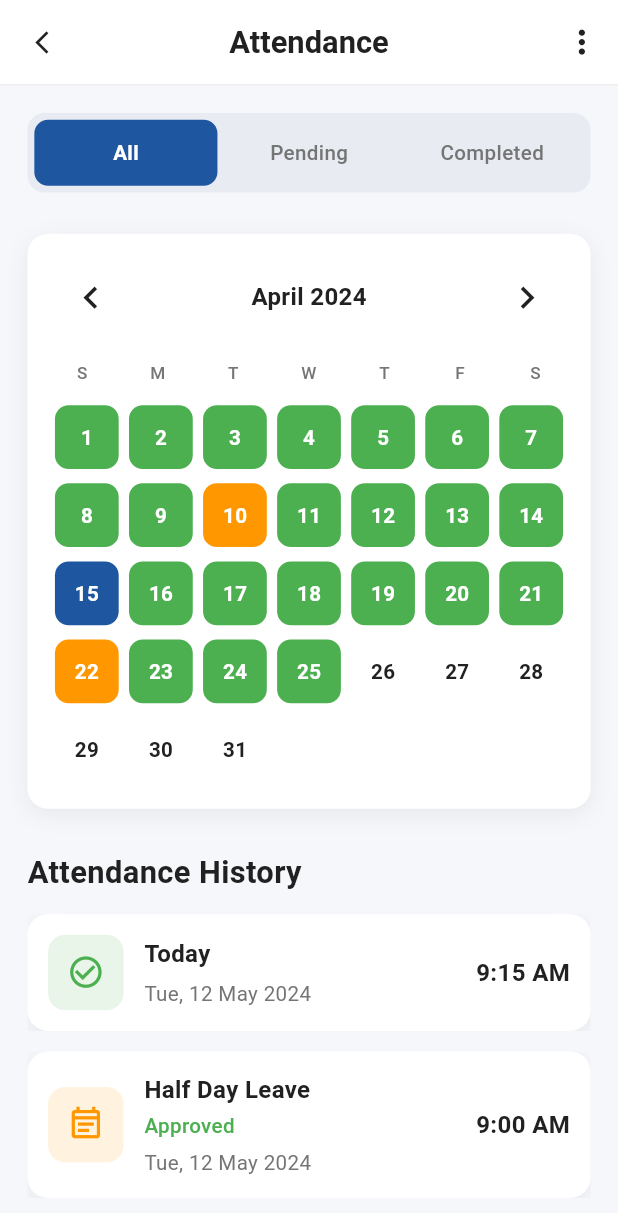
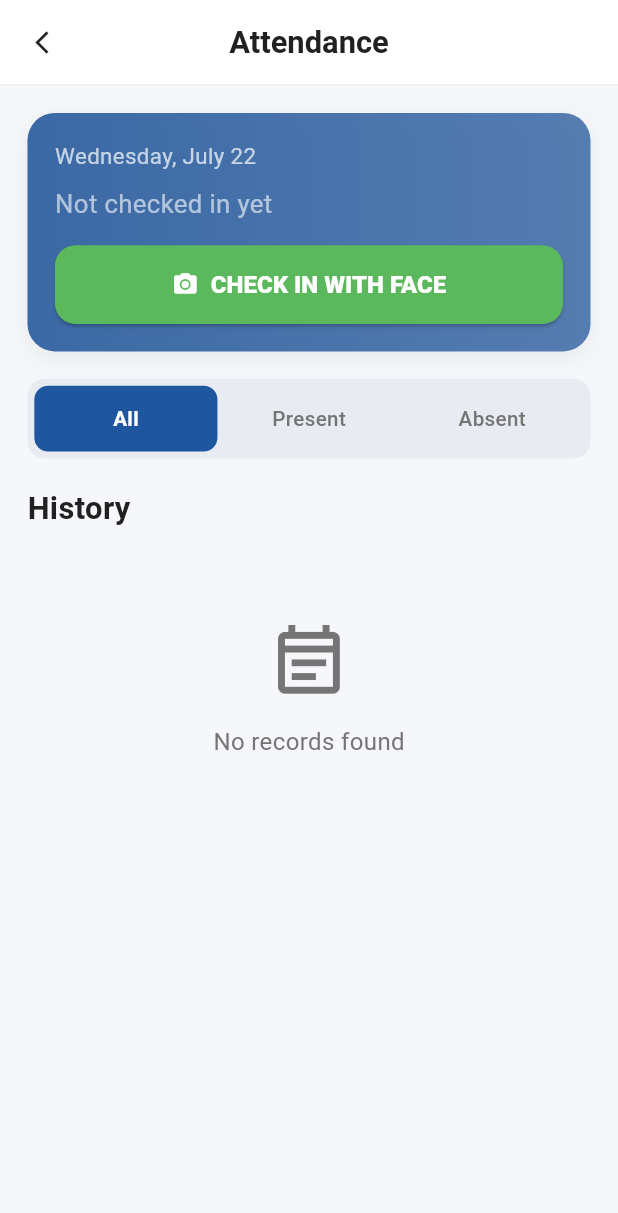
Before and after one commit to nishant678/hr_app, a Flutter app: the AttendanceScreen screen opened directly, on a phone screen of 412 x 824 dp. Shown: the top 1213 px of the screen. Run offline on Flutter 3.47's test engine with Material 3 defaults, Android fonts, the phone set to English and light mode, and no system bars; our stand-ins replace bloc, cached_network_image, camera, connectivity_plus, dio, equatable and 9 more; missing offline and left inert: flutter_background_service, google_mlkit_commons, google_mlkit_face_detection, workmanager; accounts and stored records are empty; generated files the repository leaves out were written again; network calls fail; statements that could not run were skipped.

Commit message:
changes in checkin function

```diff
--- /dev/null
+++ b/lib/model/attendance/attendance_model.dart
@@ -0,0 +1,58 @@
+class AttendanceModel {
+  final int id;
+  final String date;
+  final String? checkInTime;
+  final String? checkOutTime;
+  final String status;
+  final String? faceImageUrl;
+  final double? hoursWorked;
+  final double? latitude;
+  final double? longitude;
+  final String? locationAddress;
+  final String? notes;
+  final int userId;
+  final String userEmail;
+  final String userName;
+
+  const AttendanceModel({
+    required this.id,
+    required this.date,
+    this.checkInTime,
+    this.checkOutTime,
+    required this.status,
+    this.faceImageUrl,
+    this.hoursWorked,
+    this.latitude,
+    this.longitude,
+    this.locationAddress,
+    this.notes,
+    required this.userId,
+    required this.userEmail,
+    required this.userName,
+  });
+
+  factory AttendanceModel.fromJson(Map<String, dynamic> json) {
+    return AttendanceModel(
+      id: json['id'] is int ? json['id'] : int.tryParse(json['id'].toString()) ?? 0,
+      date: json['date']?.toString() ?? '',
+      checkInTime: json['checkInTime']?.toString(),
+      checkOutTime: json['checkOutTime']?.toString(),
+      status: json['status']?.toString() ?? 'PRESENT',
+      faceImageUrl: json['faceImageUrl']?.toString(),
+      hoursWorked: json['hoursWorked'] is double
+          ? json['hoursWorked']
+          : (json['hoursWorked'] != null ? double.tryParse(json['hoursWorked'].toString()) : null),
+      latitude: json['latitude'] is double
+          ? json['latitude']
+          : (json['latitude'] != null ? double.tryParse(json['latitude'].toString()) : null),
+      longitude: json['longitude'] is double
+          ? json['longitude']
+          : (json['longitude'] != null ? double.tryParse(json['longitude'].toString()) : null),
+      locationAddress: json['locationAddress']?.toString(),
+      notes: json['notes']?.toString(),
+      userId: json['userId'] is int ? json['userId'] : int.tryParse(json['userId'].toString()) ?? 0,
+      userEmail: json['userEmail']?.toString() ?? '',
+      userName: json['userName']?.toString() ?? '',
+    );
+  }
+}
--- a/lib/utils/app_url.dart
+++ b/lib/utils/app_url.dart
@@ -6,4 +6,9 @@ class AppUrl {
   static String myLeavesEndPoint = '$baseUrl/api/leaves/my';
   static var expensesEndPoint = '$baseUrl/api/expenses';
   static String myExpensesEndPoint = '$baseUrl/api/expenses/my';
+  static var attendanceEndPoint = '$baseUrl/api/attendance';
+  static String myAttendanceEndPoint = '$baseUrl/api/attendance/my';
+  static String todayAttendanceEndPoint = '$baseUrl/api/attendance/today';
+  static String attendanceCheckInEndPoint = '$baseUrl/api/attendance/check-in';
+  static String attendanceCheckOutEndPoint = '$baseUrl/api/attendance/check-out';
 }
--- a/lib/view/attendance/attendance_screen.dart
+++ b/lib/view/attendance/attendance_screen.dart
@@ -7,6 +7,10 @@ import 'package:hr_app/configs/components/design/spec_shadows.dart';
 import 'package:hr_app/configs/theme/app_colors.dart';
 import 'package:hr_app/configs/theme/app_dimensions.dart';
 import 'package:hr_app/configs/theme/app_text_styles.dart';
+import 'package:hr_app/model/attendance/attendance_model.dart';
+import 'package:hr_app/repository/attendance_api/attendance_http_api_repository.dart';
+import 'package:hr_app/view/face_checkin/face_check_in_screen.dart';
+import 'package:intl/intl.dart';
 
 class AttendanceScreen extends StatefulWidget {
   const AttendanceScreen({super.key});
@@ -16,42 +20,158 @@ class AttendanceScreen extends StatefulWidget {
 }
 
 class _AttendanceScreenState extends State<AttendanceScreen> {
-  int _segmentIndex = 0;
+  final _attendanceRepo = AttendanceHttpApiRepository();
+  List<AttendanceModel> _records = [];
+  bool _loading = true;
+  int _selectedSegment = 0;
+
+  @override
+  void initState() {
+    super.initState();
+    _fetchRecords();
+  }
+
+  Future<void> _fetchRecords() async {
+    setState(() => _loading = true);
+    try {
+      final data = await _attendanceRepo.getMyAttendance();
+      if (mounted) setState(() => _records = data);
+    } catch (e) {
+      debugPrint('Failed to load attendance: $e');
+    } finally {
+      if (mounted) setState(() => _loading = false);
+    }
+  }
+
+  Future<void> _handleCheckIn() async {
+    final verified = await Navigator.push<bool>(
+      context,
+      MaterialPageRoute(builder: (_) => const FaceCheckInScreen()),
+    );
+    if (verified == true) {
+      _fetchRecords();
+      if (mounted) {
+        ScaffoldMessenger.of(context).showSnackBar(
+          const SnackBar(content: Text('Check-in successful'), backgroundColor: Colors.green),
+        );
+      }
+    }
+  }
+
+  Future<void> _handleCheckOut() async {
+    try {
+      await _attendanceRepo.checkOut();
+      _fetchRecords();
+      if (mounted) {
+        ScaffoldMessenger.of(context).showSnackBar(
+          const SnackBar(content: Text('Check-out successful'), backgroundColor: Colors.green),
+        );
+      }
+    } catch (e) {
+      if (mounted) {
+        ScaffoldMessenger.of(context).showSnackBar(
+          SnackBar(content: Text('Check-out failed: $e'), backgroundColor: Colors.red),
+        );
+      }
+    }
+  }
+
+  AttendanceModel? get _todayRecord {
+    final today = DateFormat('yyyy-MM-dd').format(DateTime.now());
+    try {
+      return _records.firstWhere((r) => r.date == today);
+    } catch (_) {
+      return null;
+    }
+  }
+
+  List<AttendanceModel> get _filteredRecords {
+    if (_selectedSegment == 0) return _records;
+    if (_selectedSegment == 1) return _records.where((r) => r.status == 'PRESENT' || r.status == 'LATE').toList();
+    return _records.where((r) => r.status == 'ABSENT').toList();
+  }
+
+  Color _statusColor(String status) {
+    switch (status) {
+      case 'PRESENT':
+        return AppColors.success;
+      case 'LATE':
+        return AppColors.warning;
+      case 'HALF_DAY':
+        return Colors.orange;
+      case 'ABSENT':
+        return AppColors.error;
+      default:
+        return AppColors.textSecondary;
+    }
+  }
+
+  String _statusLabel(String status) {
+    switch (status) {
+      case 'PRESENT':
+        return 'Present';
+      case 'LATE':
+        return 'Late';
+      case 'HALF_DAY':
+        return 'Half Day';
+      case 'ABSENT':
+        return 'Absent';
+      default:
+        return status;
+    }
+  }
+
+  IconData _typeIcon(String status) {
+    switch (status) {
+      case 'PRESENT':
+        return Icons.check_circle_outline;
+      case 'LATE':
+        return Icons.access_time;
+      case 'HALF_DAY':
+        return Icons.wb_cloudy_outlined;
+      case 'ABSENT':
+        return Icons.cancel_outlined;
+      default:
+        return Icons.help_outline;
+    }
+  }
 
   @override
   Widget build(BuildContext context) {
+    final today = _todayRecord;
+    final isCheckedIn = today != null && today.checkInTime != null;
+    final isCheckedOut = today != null && today.checkOutTime != null;
+
     return Scaffold(
       backgroundColor: AppColors.background,
       appBar: AppAppBar(
         title: 'Attendance',
         showBackButton: Navigator.canPop(context),
-        actions: [
-          IconButton(
-            icon: Icon(Icons.more_vert, color: AppColors.textPrimary, size: 22.sp),
-            onPressed: () {},
       ),
-        ],
-      ),
-      body: SingleChildScrollView(
-        child: Padding(
+      body: RefreshIndicator(
+        onRefresh: _fetchRecords,
+        child: SingleChildScrollView(
+          physics: const AlwaysScrollableScrollPhysics(),
           padding: EdgeInsets.all(AppDimensions.paddingL),
           child: Column(
             crossAxisAlignment: CrossAxisAlignment.start,
             children: [
+              _buildTodayCard(today, isCheckedIn, isCheckedOut),
+              SizedBox(height: AppDimensions.paddingL),
               SpecSegmentedControl(
-                labels: const ['All', 'Pending', 'Completed'],
-                selectedIndex: _segmentIndex,
-                onChanged: (i) => setState(() => _segmentIndex = i),
+                labels: const ['All', 'Present', 'Absent'],
+                selectedIndex: _selectedSegment,
+                onChanged: (i) => setState(() => _selectedSegment = i),
               ),
-              SizedBox(height: AppDimensions.paddingXXL),
-              _buildCalendar(),
-              SizedBox(height: AppDimensions.paddingXXL),
-              Text(
-                'Attendance History',
-                style: AppTextStyles.h3.copyWith(fontWeight: FontWeight.w700),
-              ),
+              SizedBox(height: AppDimensions.paddingL),
+              Text('History', style: AppTextStyles.h3.copyWith(fontWeight: FontWeight.w700)),
               SizedBox(height: AppDimensions.paddingM),
-              _buildHistoryList(),
+              if (_loading)
+                const Center(child: CircularProgressIndicator())
+              else if (_filteredRecords.isEmpty)
+                _buildEmptyState()
+              else
+                ..._filteredRecords.map(_buildRecordCard),
             ],
           ),
         ),
@@ -59,133 +179,121 @@ class _AttendanceScreenState extends State<AttendanceScreen> {
     );
   }
 
-  Widget _buildCalendar() {
+  Widget _buildTodayCard(AttendanceModel? today, bool isCheckedIn, bool isCheckedOut) {
     return Container(
       width: double.infinity,
       padding: EdgeInsets.all(AppDimensions.paddingL),
       decoration: BoxDecoration(
-        color: AppColors.white,
-        borderRadius: BorderRadius.circular(12.r),
+        gradient: LinearGradient(
+          colors: [
+            AppColors.dashboardClockCardBlue,
+            AppColors.dashboardClockCardBlue.withValues(alpha: 0.85),
+          ],
+        ),
+        borderRadius: BorderRadius.circular(16.r),
         boxShadow: SpecShadows.card,
       ),
       child: Column(
+        crossAxisAlignment: CrossAxisAlignment.start,
         children: [
-          Row(
-            mainAxisAlignment: MainAxisAlignment.spaceBetween,
-            children: [
-              IconButton(
-                padding: EdgeInsets.zero,
-                constraints: const BoxConstraints(),
-                icon: Icon(Icons.chevron_left, size: 26.sp, color: AppColors.textPrimary),
-                onPressed: () {},
+          Text(
+            DateFormat('EEEE, MMMM d').format(DateTime.now()),
+            style: TextStyle(color: Colors.white70, fontSize: 13.sp),
           ),
+          SizedBox(height: 8.h),
+          if (isCheckedIn) ...[
             Text(
-                'April 2024',
-                style: AppTextStyles.labelL.copyWith(fontWeight: FontWeight.w600),
+              'Check-in: ${today!.checkInTime}',
+              style: TextStyle(color: Colors.white, fontSize: 15.sp, fontWeight: FontWeight.w600),
             ),
-              IconButton(
-                padding: EdgeInsets.zero,
-                constraints: const BoxConstraints(),
-                icon: Icon(Icons.chevron_right, size: 26.sp, color: AppColors.textPrimary),
-                onPressed: () {},
+            if (today.checkOutTime != null)
+              Text(
+                'Check-out: ${today.checkOutTime}',
+                style: TextStyle(color: Colors.white70, fontSize: 14.sp),
               ),
-            ],
+            SizedBox(height: 4.h),
+            Container(
+              padding: EdgeInsets.symmetric(horizontal: 10.w, vertical: 4.h),
+              decoration: BoxDecoration(
+                color: _statusColor(today.status).withValues(alpha: 0.2),
+                borderRadius: BorderRadius.circular(20.r),
               ),
-          SizedBox(height: AppDimensions.paddingL),
-          Row(
-            mainAxisAlignment: MainAxisAlignment.spaceBetween,
-            children: ['S', 'M', 'T', 'W', 'T', 'F', 'S']
-                .map(
-                  (d) => SizedBox(
-                    width: 32.w,
               child: Text(
-                      d,
-                      textAlign: TextAlign.center,
-                      style: AppTextStyles.labelS.copyWith(
-                        color: AppColors.textSecondary,
-                        fontWeight: FontWeight.w500,
+                _statusLabel(today.status),
+                style: TextStyle(color: Colors.white, fontSize: 12.sp, fontWeight: FontWeight.w600),
+              ),
+            ),
+            SizedBox(height: 12.h),
+            if (!isCheckedOut)
+              SizedBox(
+                width: double.infinity,
+                child: ElevatedButton(
+                  onPressed: _handleCheckOut,
+                  style: ElevatedButton.styleFrom(
+                    backgroundColor: AppColors.dashboardClockInGreen,
+                    foregroundColor: Colors.white,
+                    shape: RoundedRectangleBorder(borderRadius: BorderRadius.circular(12.r)),
+                    padding: EdgeInsets.symmetric(vertical: 14.h),
+                  ),
+                  child: Text('CHECK OUT', style: TextStyle(fontWeight: FontWeight.w800, fontSize: 14.sp)),
+                ),
+              ),
+          ] else ...[
+            Text('Not checked in yet', style: TextStyle(color: Colors.white60, fontSize: 15.sp)),
+            SizedBox(height: 12.h),
+            SizedBox(
+              width: double.infinity,
+              child: ElevatedButton.icon(
+                onPressed: _handleCheckIn,
+                icon: const Icon(Icons.camera_alt, color: Colors.white),
+                label: Text('CHECK IN WITH FACE',
+                    style: TextStyle(fontWeight: FontWeight.w800, fontSize: 14.sp, color: Colors.white)),
+                style: ElevatedButton.styleFrom(
+                  backgroundColor: AppColors.dashboardClockInGreen,
+                  shape: RoundedRectangleBorder(borderRadius: BorderRadius.circular(12.r)),
+                  padding: EdgeInsets.symmetric(vertical: 14.h),
                 ),
               ),
             ),
-                )
-                .toList(),
-          ),
-          SizedBox(height: AppDimensions.paddingM),
-          GridView.builder(
-            shrinkWrap: true,
-            physics: const NeverScrollableScrollPhysics(),
-            gridDelegate: SliverGridDelegateWithFixedCrossAxisCount(
-              crossAxisCount: 7,
-              mainAxisSpacing: 8.h,
-              crossAxisSpacing: 6.w,
-              childAspectRatio: 1,
-            ),
-            itemCount: 31,
-            itemBuilder: (context, index) {
-              final day = index + 1;
-              final isToday = day == 15;
-              final isOrange = day == 10 || day == 22;
-              final isGreen = day <= 25 && day != 10 && day != 15 && day != 22;
-
-              Color? bg;
-              Color fg = AppColors.textPrimary;
-              if (isToday) {
-                bg = AppColors.primary;
-                fg = AppColors.white;
-              } else if (isOrange) {
-                bg = AppColors.warning;
-                fg = AppColors.white;
-              } else if (isGreen) {
-                bg = AppColors.success;
-                fg = AppColors.white;
-              }
-
-              return Container(
-                alignment: Alignment.center,
-                decoration: BoxDecoration(
-                  color: bg,
-                  borderRadius: BorderRadius.circular(8.r),
-                ),
-                child: Text(
-                  '$day',
-                  style: AppTextStyles.labelM.copyWith(
-                    color: fg,
-                    fontWeight: FontWeight.w600,
-                  ),
-                ),
-              );
-            },
-          ),
+          ],
         ],
       ),
     );
   }
 
-  Widget _buildHistoryList() {
-    return Column(
+  Widget _buildEmptyState() {
+    return Center(
+      child: Padding(
+        padding: EdgeInsets.symmetric(vertical: 40.h),
+        child: Column(
           children: [
-        SpecListTile(
-          leading: _iconBubble(Icons.check_circle_outline, AppColors.success),
-          title: 'Today',
-          subtitle: 'Tue, 12 May 2024',
-          trailingPrimary: '9:15 AM',
+            Icon(Icons.event_note_outlined, size: 48.sp, color: AppColors.textSecondary),
+            SizedBox(height: AppDimensions.paddingM),
+            Text('No records found', style: AppTextStyles.bodyM.copyWith(color: AppColors.textSecondary)),
+          ],
         ),
-        SpecListTile(
-          leading: _iconBubble(Icons.event_note_outlined, AppColors.warning),
-          title: 'Half Day Leave',
-          statusLabel: 'Approved',
-          statusColor: AppColors.success,
-          subtitle: 'Tue, 12 May 2024',
-          trailingPrimary: '9:00 AM',
       ),
-        SpecListTile(
-          leading: _iconBubble(Icons.directions_car_outlined, AppColors.primary),
-          title: 'Travel Expense',
-          subtitle: 'Transport',
-          trailingPrimary: '\$50.00',
-        ),
-      ],
     );
+  }
+
+  Widget _buildRecordCard(AttendanceModel record) {
+    return SpecListTile(
+      leading: _iconBubble(_typeIcon(record.status), _statusColor(record.status)),
+      title: _formatDate(record.date),
+      subtitle: record.checkInTime != null ? '${record.checkInTime} - ${record.checkOutTime ?? "—"}' : 'No check-in',
+      trailingPrimary: record.hoursWorked != null ? '${record.hoursWorked!.toStringAsFixed(1)}h' : '—',
+      trailingBadge: _statusLabel(record.status),
+      badgeColor: _statusColor(record.status),
+    );
+  }
+
+  String _formatDate(String dateStr) {
+    try {
+      final parsed = DateTime.parse(dateStr);
+      return DateFormat('MMM dd, yyyy').format(parsed);
+    } catch (_) {
+      return dateStr;
+    }
   }
 
   Widget _iconBubble(IconData icon, Color color) {
```
Also changed, not shown: lib/repository/attendance_api/attendance_api_repository.dart (added, +14 -0 lines), lib/repository/attendance_api/attendance_http_api_repository.dart (added, +90 -0 lines), lib/view/face_checkin/face_check_in_screen.dart (+97 -97 lines). Lines whose indentation alone changed are shown as unchanged.
